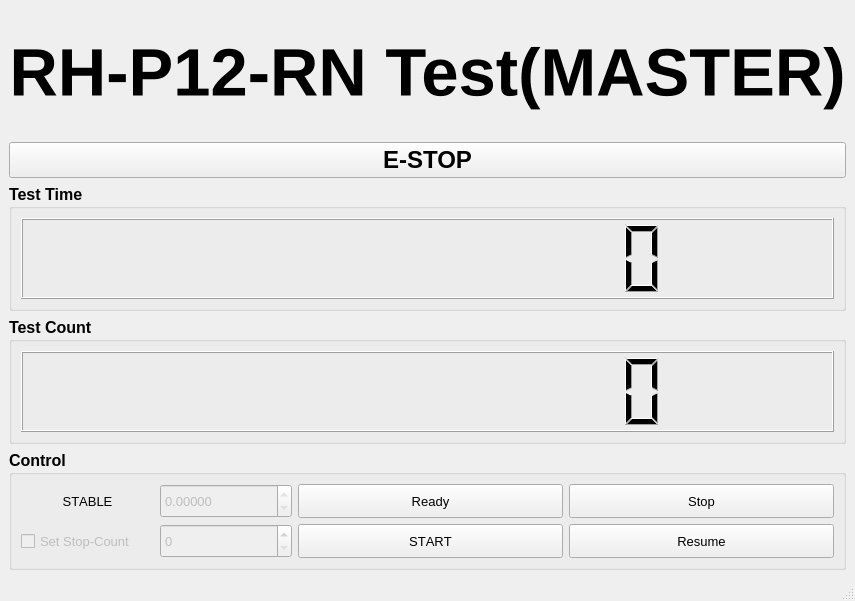
Old version of the form test_master_gui/ui/test_master_main_window.ui in the repository ROBOTIS-Kayman/Gripper-TEST.
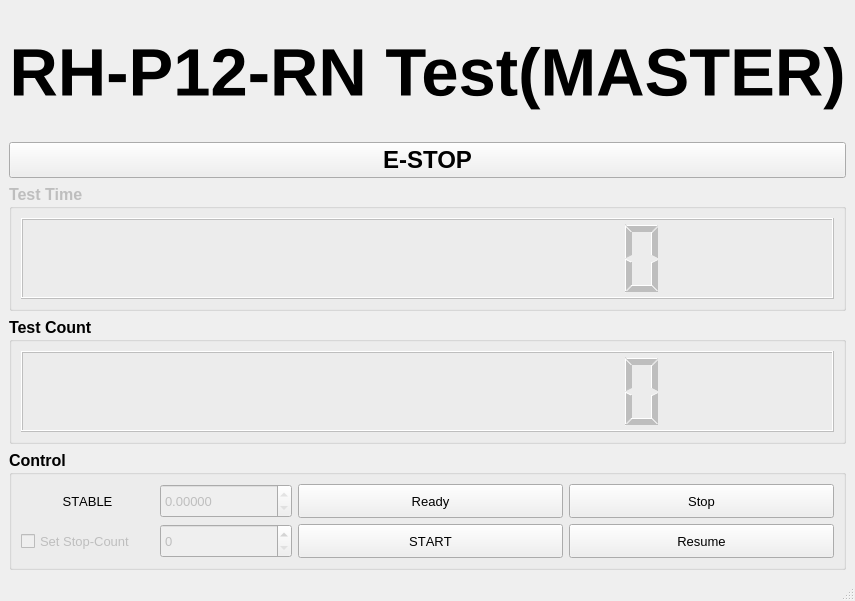
New version of the form. Icons and pictures are not drawn.

Commit message: disabled UI not using.

The edit to the form file:
```diff
--- a/test_master_gui/ui/test_master_main_window.ui
+++ b/test_master_gui/ui/test_master_main_window.ui
@@ -91,6 +91,9 @@
     </item>
     <item>
      <widget class="QGroupBox" name="groupBox_test_time">
+      <property name="enabled">
+       <bool>false</bool>
+      </property>
       <property name="sizePolicy">
        <sizepolicy hsizetype="MinimumExpanding" vsizetype="MinimumExpanding">
         <horstretch>0</horstretch>
@@ -160,6 +163,9 @@
       <layout class="QGridLayout" name="gridLayout_3">
        <item row="0" column="0">
         <widget class="QLCDNumber" name="lcdNumber_test_count">
+         <property name="enabled">
+          <bool>false</bool>
+         </property>
          <property name="sizePolicy">
           <sizepolicy hsizetype="MinimumExpanding" vsizetype="MinimumExpanding">
            <horstretch>0</horstretch>
```
